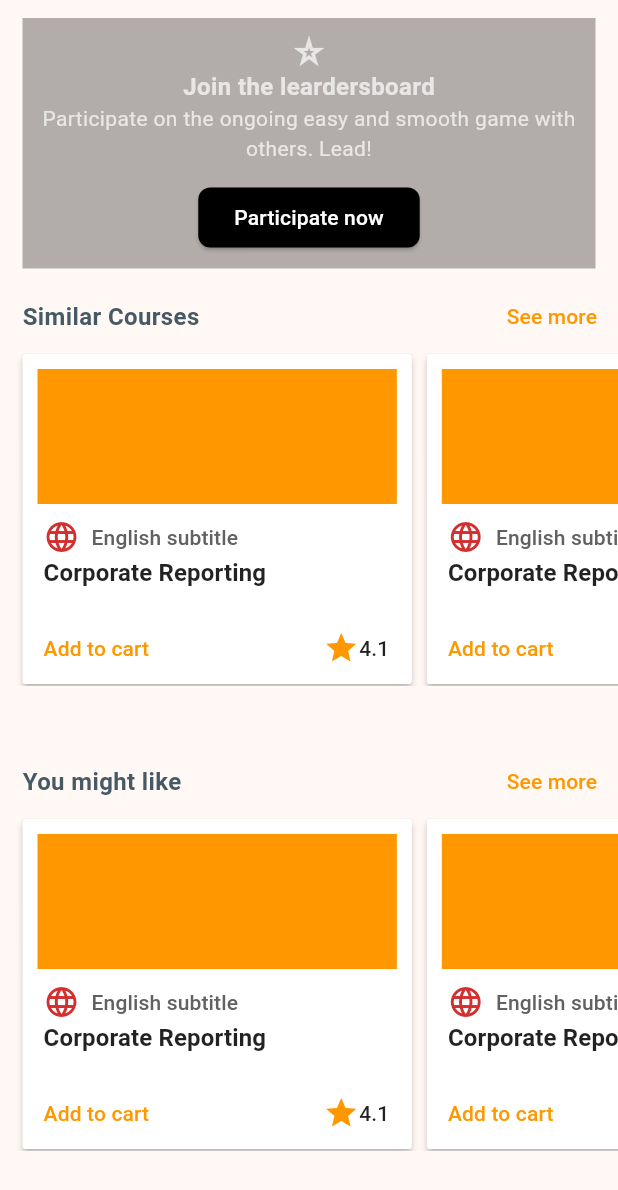
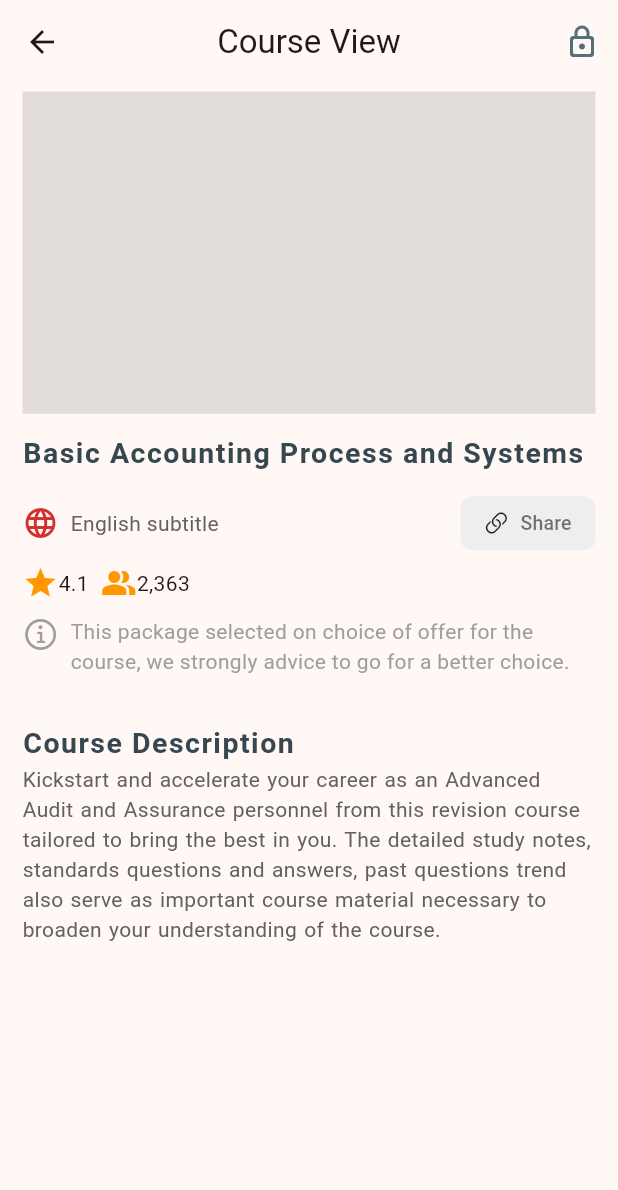
Before and after one commit to Toffee23/course-view, a Flutter app: the screen it shows after launch, after a tap on "English subtitle", on a phone screen of 412 x 824 dp. Shown: the top 1190 px of the screen. Run offline on Flutter 3.47's test engine with Material 3 defaults, Android fonts, the phone set to English and light mode, and no system bars.

Commit message:
Add course view screen

```diff
--- a/lib/main.dart
+++ b/lib/main.dart
@@ -17,6 +17,14 @@ class MyApp extends StatelessWidget {
         colorScheme: ColorScheme.fromSeed(seedColor: Colors.orange),
         primaryColor: Colors.orange,
         useMaterial3: true,
+        textTheme: TextTheme(
+          titleMedium: TextStyle(
+            fontSize: 19,
+            letterSpacing: 1,
+            fontWeight: FontWeight.bold,
+            color: Colors.blueGrey.shade800,
+          ),
+        ),
       ),
       home: const HomePage(),
     );
--- /dev/null
+++ b/lib/pages/course_view/page.dart
@@ -0,0 +1,154 @@
+import 'package:flutter/cupertino.dart';
+import 'package:flutter/material.dart';
+
+class CourseViewPage extends StatelessWidget {
+  const CourseViewPage({Key? key}) : super(key: key);
+
+  Widget _subtitleWidget() => Row(
+        children: [
+          Icon(
+            Icons.language_rounded,
+            color: Colors.red.shade700,
+          ),
+          const SizedBox(width: 8.0),
+          Text(
+            'English subtitle',
+            style: TextStyle(color: Colors.grey.shade700),
+          ),
+        ],
+      );
+
+  Widget _shareButton() => MaterialButton(
+        onPressed: () {},
+        elevation: 0.0,
+        color: Colors.grey.shade200,
+        shape: RoundedRectangleBorder(
+          borderRadius: BorderRadius.circular(8.0),
+        ),
+        child: const Row(
+          children: <Widget>[
+            Icon(CupertinoIcons.link, size: 16),
+            SizedBox(width: 8.0),
+            Text(
+              'Share',
+              style: TextStyle(
+                color: Colors.black54,
+                fontSize: 13,
+              ),
+            ),
+          ],
+        ),
+      );
+
+  Widget _ratingWidget(BuildContext context) => Row(
+        children: <Widget>[
+          Icon(
+            Icons.star,
+            color: Theme.of(context).primaryColor,
+          ),
+          const Text('4.1'),
+        ],
+      );
+
+  Widget _watchedWidget(BuildContext context) => Row(
+        children: <Widget>[
+          Icon(
+            Icons.people_alt,
+            color: Theme.of(context).primaryColor,
+          ),
+          const Text('2,363'),
+        ],
+      );
+
+  Widget _infoWidget() => const Row(
+        crossAxisAlignment: CrossAxisAlignment.start,
+        children: <Widget>[
+          Icon(
+            CupertinoIcons.info,
+            color: Colors.grey,
+          ),
+          SizedBox(width: 8.0),
+          Expanded(
+            child: Text(
+              'This package selected on choice of offer for the course, we strongly advice to go for a better choice.',
+              style: TextStyle(
+                color: Colors.grey,
+              ),
+            ),
+          ),
+        ],
+      );
+
+  @override
+  Widget build(BuildContext context) {
+    return Scaffold(
+      appBar: AppBar(
+        title: const Text('Course View'),
+        centerTitle: true,
+        actions: <Widget>[
+          IconButton(
+            onPressed: () {},
+            icon: Icon(
+              Icons.lock_outline_rounded,
+              color: Colors.blueGrey.shade600,
+            ),
+          ),
+        ],
+      ),
+      body: SingleChildScrollView(
+        padding: const EdgeInsets.fromLTRB(15.0, 5.0, 15.0, 25.0),
+        child: Column(
+          crossAxisAlignment: CrossAxisAlignment.start,
+          children: <Widget>[
+            AspectRatio(
+              aspectRatio: 16 / 9,
+              child: Container(
+                color: Colors.grey.withOpacity(.3),
+              ),
+            ),
+            const SizedBox(height: 12.0),
+            Text(
+              'Basic Accounting Process and Systems',
+              style: Theme.of(context).textTheme.titleMedium,
+            ),
+            const SizedBox(height: 8.0),
+            Row(
+              children: <Widget>[
+                _subtitleWidget(),
+                const Spacer(),
+                _shareButton()
+              ],
+            ),
+            const SizedBox(height: 4.0),
+            Row(
+              children: <Widget>[
+                _ratingWidget(context),
+                const SizedBox(width: 8.0),
+                _watchedWidget(context),
+              ],
+            ),
+            const SizedBox(height: 10.0),
+            _infoWidget(),
+            const SizedBox(height: 30.0),
+            Text(
+              'Course Description',
+              style: Theme.of(context).textTheme.titleMedium,
+            ),
+            Text(
+              'Kickstart and accelerate your career as an Advanced Audit '
+              'and Assurance personnel from this revision course tailored '
+              'to bring the best in you. The detailed study notes, standards '
+              'questions and answers, past questions trend also serve as '
+              'important course material necessary to broaden your '
+              'understanding of the course.',
+              style: TextStyle(
+                color: Colors.grey.shade700,
+                wordSpacing: 1,
+              ),
+            ),
+          ],
+        ),
+      ),
+    );
+  }
+}
--- a/lib/pages/home/page.dart
+++ b/lib/pages/home/page.dart
@@ -1,4 +1,3 @@
-import 'package:flutter/cupertino.dart';
 import 'package:flutter/material.dart';
 
 import '../../widgets/card.dart';
--- a/lib/widgets/card.dart
+++ b/lib/widgets/card.dart
@@ -1,3 +1,4 @@
+import 'package:course_view/pages/course_view/page.dart';
 import 'package:flutter/material.dart';
 
 class HomeCard extends StatelessWidget {
@@ -14,7 +15,10 @@ class HomeCard extends StatelessWidget {
       width: MediaQuery.sizeOf(context).width * .63,
       margin: EdgeInsets.only(left: isFirst ? 0 : 10),
       child: MaterialButton(
-        onPressed: () {},
+        onPressed: () {
+          Navigator.push(context,
+              MaterialPageRoute(builder: (context) => const CourseViewPage()));
+        },
         padding: const EdgeInsets.fromLTRB(10.0, 10.0, 10.0, 0.0),
         color: Colors.white,
         child: Column(
--- a/pubspec.yaml
+++ b/pubspec.yaml
@@ -35,6 +35,8 @@ dependencies:
   # The following adds the Cupertino Icons font to your application.
   # Use with the CupertinoIcons class for iOS style icons.
   cupertino_icons: ^1.0.2
+  video_player: ^2.8.1
+  chewie: ^1.7.4
 
 dev_dependencies:
   flutter_test:
```
Also changed, not shown: pubspec.lock.
